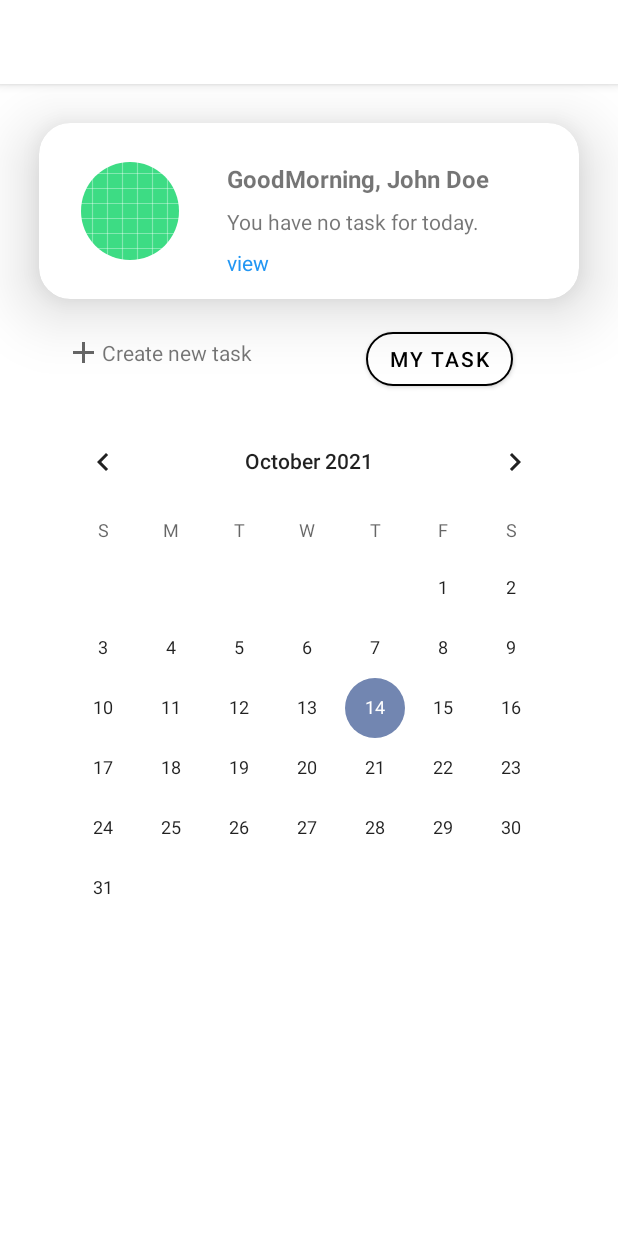
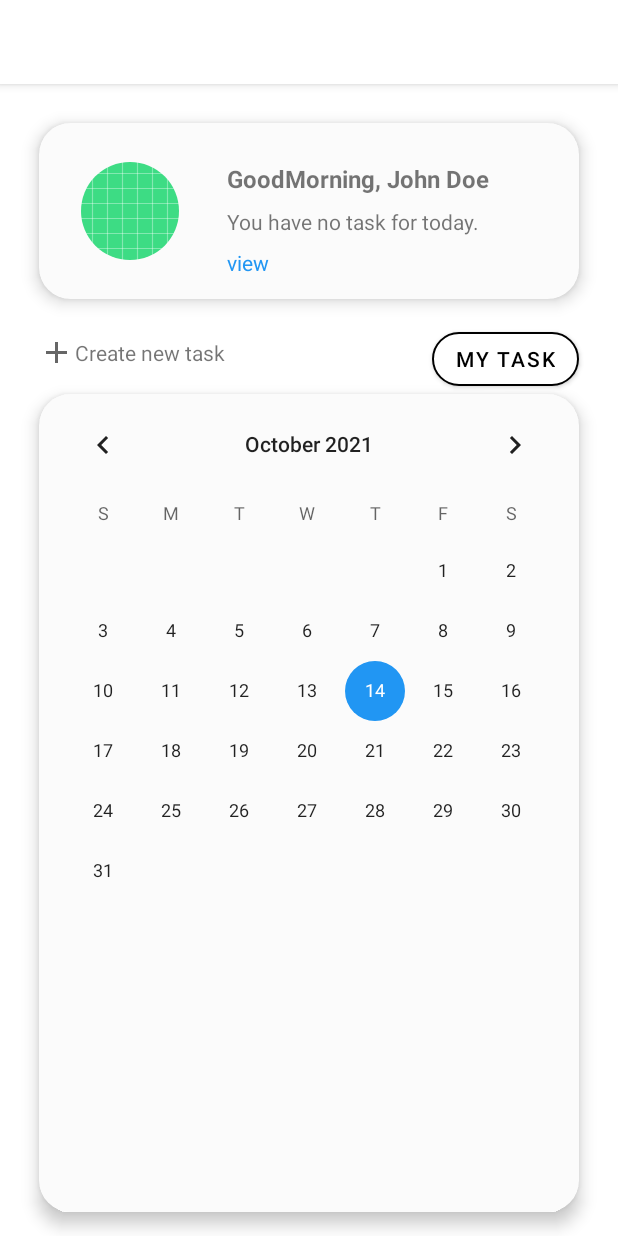
Before and after one commit to rsl081/Metask, an Android app: the fragment HomeFragment shown on its own in the app's theme, on a phone screen of 412 x 824 dp. Run offline under Robolectric (Android 15) with nearby library versions, the phone set to English and light mode, and no system bars; our stand-ins replace CircleImageView, Dagger/Hilt's generated code, sdp/ssp sizes; network calls fail; pictures from the network do not load; 2 statements that could not run were skipped.

Commit message:
picture and greeting fragment home done

```diff
--- a/app/src/main/java/com/s2dioapps/metask/data/api/LoginApi.kt
+++ b/app/src/main/java/com/s2dioapps/metask/data/api/LoginApi.kt
@@ -2,12 +2,16 @@ package com.s2dioapps.metask.data.api
 
 import com.s2dioapps.metask.data.model.login.LoginResponse
 import com.s2dioapps.metask.data.model.user.User
+import dagger.Module
+import dagger.Provides
 import retrofit2.Call
 import retrofit2.http.*
+import javax.inject.Inject
+import javax.inject.Singleton
 
 interface LoginApi : BaseApi {
 
     @GET("userinfo")
-    fun getUserInfo(): Call<User>
+    fun getUserInfo(): Call<User>?
 
 }
--- a/app/src/main/java/com/s2dioapps/metask/data/repository/BaseRepository.kt
+++ b/app/src/main/java/com/s2dioapps/metask/data/repository/BaseRepository.kt
@@ -8,9 +8,4 @@ abstract class BaseRepository(private val api: BaseApi) : SafeApiCall {
     suspend fun logout() = safeApiCall {
         api.logout()
     }
-
-
-
-
-
 }
--- /dev/null
+++ b/app/src/main/java/com/s2dioapps/metask/data/repository/LoginRepositoryImpl.kt
@@ -0,0 +1,29 @@
+package com.s2dioapps.metask.data.repository
+
+import androidx.lifecycle.MutableLiveData
+import com.s2dioapps.metask.data.api.LoginApi
+import com.s2dioapps.metask.data.model.user.User
+import com.s2dioapps.metask.data.network.RetrofitApiService
+import com.s2dioapps.metask.utils.Constant
+import okhttp3.ResponseBody
+import retrofit2.Call
+import javax.inject.Inject
+import javax.inject.Singleton
+
+
+class LoginRepositoryImpl @Inject constructor(): LoginApi{
+
+    override fun getUserInfo(): Call<User>? =
+        Constant.MSHAREDPREFERENCES.getString(Constant.TOKEN, "")?.let {
+            RetrofitApiService().getUserServiceHeader(
+                it
+            )
+        }?.getUserInfo()
+
+    override suspend fun logout(): ResponseBody {
+        TODO("Not yet implemented")
+    }
+
+}
+
+//fun getUserInfo() : Call<User>? = loginApi.getUserInfo()
--- a/app/src/main/java/com/s2dioapps/metask/di/AppModule.kt
+++ b/app/src/main/java/com/s2dioapps/metask/di/AppModule.kt
@@ -1,10 +1,13 @@
 package com.s2dioapps.metask.di
 
 import android.content.Context
+import com.s2dioapps.metask.data.api.LoginApi
+import com.s2dioapps.metask.data.repository.LoginRepositoryImpl
 import com.s2dioapps.metask.data.repository.UserPreferences
 import dagger.Module
 import dagger.Provides
 import dagger.hilt.InstallIn
+import dagger.hilt.android.components.FragmentComponent
 import dagger.hilt.android.qualifiers.ApplicationContext
 import dagger.hilt.components.SingletonComponent
 import javax.inject.Singleton
@@ -13,11 +16,10 @@ import javax.inject.Singleton
 @InstallIn(SingletonComponent::class)
 class AppModule {
 
-
     @Provides
     @Singleton
-    fun provideLocalRepository(@ApplicationContext context: Context): UserPreferences {
-        return UserPreferences(context)
+     fun provideLoginRepository(): LoginApi {
+        return LoginRepositoryImpl()
     }
 
 }
--- a/app/src/main/java/com/s2dioapps/metask/ui/component/home/view/HomeFragment.kt
+++ b/app/src/main/java/com/s2dioapps/metask/ui/component/home/view/HomeFragment.kt
@@ -10,22 +10,21 @@ import android.view.ViewGroup
 import android.widget.Toast
 import androidx.annotation.RequiresApi
 import androidx.fragment.app.Fragment
-import androidx.lifecycle.ViewModelProvider
-import androidx.lifecycle.lifecycleScope
+import androidx.fragment.app.viewModels
+import com.bumptech.glide.Glide
 import com.s2dioapps.metask.data.model.user.User
-import com.s2dioapps.metask.data.network.RetrofitApiService
 import com.s2dioapps.metask.databinding.FragmentHomeBinding
 import com.s2dioapps.metask.ui.component.createtask.view.CreateTaskActivity
 import com.s2dioapps.metask.ui.component.home.viewmodel.HomeViewModel
-import com.s2dioapps.metask.utils.Constant
-import kotlinx.coroutines.*
+import dagger.hilt.android.AndroidEntryPoint
 import retrofit2.Call
 import retrofit2.Callback
 import retrofit2.Response
 
-class HomeFragment : Fragment() {
+@AndroidEntryPoint
+class HomeFragment() : Fragment() {
 
-    private lateinit var homeViewModel: HomeViewModel
+    private val homeViewModel: HomeViewModel by viewModels()
     private var _binding: FragmentHomeBinding? = null
 
     // This property is only valid between onCreateView and
@@ -37,34 +36,36 @@ class HomeFragment : Fragment() {
         container: ViewGroup?,
         savedInstanceState: Bundle?
     ): View? {
-        homeViewModel =
-            ViewModelProvider(this).get(HomeViewModel::class.java)
+//        homeViewModel =
+//            ViewModelProvider(this).get(HomeViewModel::class.java)
 
         _binding = FragmentHomeBinding.inflate(inflater, container, false)
         val root: View = binding.root
 
-//        val textView: TextView = binding.textHome
-//        homeViewModel.text.observe(viewLifecycleOwner, Observer {
-//            textView.text = it
-//        })``
 
         binding.tvCreateNewtaskHome.setOnClickListener {
             startActivity(Intent(requireActivity(), CreateTaskActivity::class.java))
         }
 
-        homeViewModel.loginResponseCall()?.enqueue(object: Callback<User> {
+        homeViewModel.loginResponse()?.enqueue(object: Callback<User> {
             @RequiresApi(Build.VERSION_CODES.N)
             override fun onResponse(call: Call<User>, response: Response<User>) {
                 if(response.isSuccessful) {
 
-                    val token  = response.body()
+                    val nickname  = response.body()?.nickname
+                    val picture = response.body()?.picture
 
-                    if (token != null) {
-                        Log.i("names", token.toString())
+                    if (nickname != null) {
+                        binding.tvNameActivityDay.text = "Hello, $nickname"
                     }
 
-                    //val tokenResponseJsonString = Gson().toJson(tokenForSignin)
-
+                    if (picture != null) {
+                        Glide
+                            .with(requireActivity())
+                            .load(picture)
+                            .centerCrop()
+                            .into(binding.ivCircle)
+                    }
                 }else{
                     val rc =  response.code()
                     when(rc){
@@ -89,9 +90,6 @@ class HomeFragment : Fragment() {
         })
 
 
-
-
-
         return root
     }
 
--- a/app/src/main/java/com/s2dioapps/metask/ui/component/home/viewmodel/HomeViewModel.kt
+++ b/app/src/main/java/com/s2dioapps/metask/ui/component/home/viewmodel/HomeViewModel.kt
@@ -1,25 +1,18 @@
 package com.s2dioapps.metask.ui.component.home.viewmodel
 
-import androidx.lifecycle.LiveData
-import androidx.lifecycle.MutableLiveData
-import androidx.lifecycle.ViewModel
-import androidx.lifecycle.viewModelScope
+import androidx.lifecycle.*
 import com.s2dioapps.metask.data.api.LoginApi
 import com.s2dioapps.metask.data.model.user.User
 import com.s2dioapps.metask.data.network.RetrofitApiService
+import com.s2dioapps.metask.ui.component.home.viewmodel.HomeViewModel_Factory.create
 import com.s2dioapps.metask.utils.Constant
-import kotlinx.coroutines.launch
-import kotlinx.coroutines.runBlocking
+import dagger.hilt.android.lifecycle.HiltViewModel
 import retrofit2.Call
-import retrofit2.Retrofit
+import javax.inject.Inject
 
-class HomeViewModel : ViewModel() {
+@HiltViewModel
+class HomeViewModel @Inject constructor(private val loginApi: LoginApi) : ViewModel() {
 
-    fun loginResponseCall() : Call<User>? =
-      Constant.MSHAREDPREFERENCES.getString(Constant.TOKEN, "")?.let {
-          RetrofitApiService().getUserServiceHeader(
-            it
-          )
-      }?.getUserInfo()
-    //fun loginResponseCall(): String = RetrofitApiService.create(Constant.MSHAREDPREFERENCES.getString(Constant.TOKEN, "")
+    fun loginResponse(): Call<User>? = loginApi.getUserInfo()
+
 }
--- a/app/src/main/java/com/s2dioapps/metask/ui/component/main/viewmodel/MainViewModel.kt
+++ b/app/src/main/java/com/s2dioapps/metask/ui/component/main/viewmodel/MainViewModel.kt
@@ -1,8 +1,10 @@
 package com.s2dioapps.metask.ui.component.main.viewmodel
 
 import com.s2dioapps.metask.ui.base.viewmodel.BaseViewModel
+import dagger.hilt.android.lifecycle.HiltViewModel
+import javax.inject.Inject
 
-class MainViewModel() : BaseViewModel() {
+class MainViewModel: BaseViewModel() {
 
 //    fun getSaveToken(): String?{
 //        return userRepository.getSaveToken()
--- a/app/src/main/res/layout/activity_login.xml
+++ b/app/src/main/res/layout/activity_login.xml
@@ -1,5 +1,6 @@
 <?xml version="1.0" encoding="utf-8"?>
-<androidx.constraintlayout.widget.ConstraintLayout xmlns:android="http://schemas.android.com/apk/res/android"
+<androidx.constraintlayout.widget.ConstraintLayout
+    xmlns:android="http://schemas.android.com/apk/res/android"
     xmlns:app="http://schemas.android.com/apk/res-auto"
     xmlns:tools="http://schemas.android.com/tools"
     android:layout_width="match_parent"
--- a/app/src/main/res/layout/activity_main.xml
+++ b/app/src/main/res/layout/activity_main.xml
@@ -23,4 +23,5 @@
         android:fitsSystemWindows="true"
         app:headerLayout="@layout/nav_header_main"
         app:menu="@menu/activity_main_drawer" />
+
 </androidx.drawerlayout.widget.DrawerLayout>
--- a/app/src/main/res/layout/fragment_home.xml
+++ b/app/src/main/res/layout/fragment_home.xml
@@ -11,7 +11,8 @@
         android:layout_width="0dp"
         android:layout_height="@dimen/_90sdp"
         app:cardCornerRadius="@dimen/_16sdp"
-        app:cardElevation="@dimen/_20sdp"
+        app:cardElevation="@dimen/_5sdp"
+        android:backgroundTint="@color/white_smoke"
         app:layout_constraintEnd_toStartOf="@+id/guideline_right"
         app:layout_constraintStart_toStartOf="@+id/guideline_left"
         app:layout_constraintTop_toTopOf="@+id/guideline_top">
@@ -68,18 +69,28 @@
 
     </androidx.cardview.widget.CardView>
 
-    <!--Guidelines-->
-    <CalendarView
-        android:id="@+id/calendar_view"
+    <androidx.cardview.widget.CardView
+        android:id="@+id/cv_calendar"
         android:layout_width="0dp"
         android:layout_height="0dp"
-        android:visibility="visible"
+        app:cardCornerRadius="@dimen/_16sdp"
+        app:cardElevation="@dimen/_5sdp"
+        android:backgroundTint="@color/white_smoke"
         app:layout_constraintBottom_toTopOf="@+id/guideline_bottom"
         app:layout_constraintEnd_toStartOf="@+id/guideline_right"
-        app:layout_constraintHorizontal_bias="1.0"
         app:layout_constraintStart_toStartOf="@+id/guideline_left"
-        app:layout_constraintTop_toTopOf="@+id/guideline2" />
+        app:layout_constraintTop_toTopOf="@+id/guideline2">
 
+        <CalendarView
+            android:id="@+id/calendar_view"
+            android:layout_width="match_parent"
+            android:layout_height="match_parent"
+            android:visibility="visible" />
+
+    </androidx.cardview.widget.CardView>
+
+
+    <!--Guidelines-->
     <androidx.constraintlayout.widget.Guideline
         android:id="@+id/guideline_left"
         android:layout_width="wrap_content"
@@ -106,7 +117,7 @@
         android:layout_width="wrap_content"
         android:layout_height="wrap_content"
         android:orientation="horizontal"
-        app:layout_constraintGuide_end="@dimen/_20sdp" />
+        app:layout_constraintGuide_end="16dp" />
 
     <com.google.android.material.button.MaterialButton
         android:id="@+id/button"
@@ -114,28 +125,22 @@
         android:layout_height="wrap_content"
         android:layout_marginTop="16dp"
         android:text="My Task"
+        android:textColor="@color/black"
+        app:cornerRadius="@dimen/_15sdp"
+        app:layout_constraintEnd_toStartOf="@+id/guideline_right"
+        app:layout_constraintTop_toBottomOf="@+id/cv_greeting"
         app:strokeColor="@color/black"
-        app:strokeWidth="@dimen/_1sdp"
-        app:cornerRadius="@dimen/_15sdp"
-        android:textColor="@color/black"
-        app:layout_constraintEnd_toEndOf="parent"
-        app:layout_constraintEnd_toStartOf="@+id/guideline_right"
-        app:layout_constraintHorizontal_bias="0.5"
-        app:layout_constraintStart_toEndOf="@+id/tv_create_newtask_home"
-        app:layout_constraintTop_toBottomOf="@+id/cv_greeting" />
+        app:strokeWidth="@dimen/_1sdp" />
 
     <TextView
         android:id="@+id/tv_create_newtask_home"
         android:layout_width="wrap_content"
         android:layout_height="wrap_content"
         android:layout_marginTop="24dp"
-        android:layout_marginEnd="32dp"
         android:gravity="start|center_vertical"
         android:text="Create new task"
         app:drawableStartCompat="@drawable/mdi___plus"
-        app:layout_constraintEnd_toStartOf="@+id/button"
-        app:layout_constraintHorizontal_bias="0.5"
-        app:layout_constraintStart_toStartOf="parent"
+        app:layout_constraintStart_toStartOf="@+id/guideline_left"
         app:layout_constraintTop_toBottomOf="@+id/cv_greeting" />
 
     <androidx.constraintlayout.widget.Guideline
@@ -143,6 +148,6 @@
         android:layout_width="wrap_content"
         android:layout_height="wrap_content"
         android:orientation="horizontal"
-        app:layout_constraintGuide_begin="218dp" />
+        app:layout_constraintGuide_begin="207dp" />
 
 </androidx.constraintlayout.widget.ConstraintLayout>
--- a/app/src/main/res/layout/fragment_task_today.xml
+++ b/app/src/main/res/layout/fragment_task_today.xml
@@ -98,10 +98,11 @@
 
     <com.google.android.material.floatingactionbutton.FloatingActionButton
         android:id="@+id/floating_button_task_today"
-        android:layout_width="wrap_content"
+        android:layout_width="@dimen/_48sdp"
         android:layout_height="wrap_content"
         android:layout_gravity="bottom|end"
         android:layout_margin="@dimen/fab_margin"
+        app:backgroundTint="@color/white"
         android:layout_marginBottom="391dp"
         app:layout_constraintBottom_toBottomOf="parent"
         app:layout_constraintEnd_toEndOf="parent"
--- a/app/src/main/res/menu/activity_main_drawer.xml
+++ b/app/src/main/res/menu/activity_main_drawer.xml
@@ -18,4 +18,5 @@
             android:icon="@drawable/mdi___cog"
             android:title="@string/menu_settings" />
     </group>
+
 </menu>
--- a/app/src/main/res/menu/main.xml
+++ b/app/src/main/res/menu/main.xml
@@ -7,4 +7,3 @@
         android:title="@string/action_date"
         app:showAsAction="always" />
 </menu>
-<!--    android:id="@+id/action_settings"-->
--- a/app/src/main/res/values/colors.xml
+++ b/app/src/main/res/values/colors.xml
@@ -9,7 +9,7 @@
     <color name="dodger_blue">#2196F3</color>
     <color name="matterhorn">#535353</color>
     <color name="mariner">#4365AA</color>
-
+    <color name="white_smoke">#FBFBFB</color>
 
     <color name="black">#FF000000</color>
     <color name="white">#FFFFFFFF</color>
--- a/app/src/main/res/values/dimens.xml
+++ b/app/src/main/res/values/dimens.xml
@@ -8,7 +8,7 @@
 
     <!--SplashScreen-->
     <dimen name="title_text_size">@dimen/_50sdp</dimen>
+    <dimen name="gs_margin">@dimen/_25sdp</dimen>
 
 
-    <dimen name="gs_margin">@dimen/_25sdp</dimen>
 </resources>
--- a/app/src/main/res/values/themes.xml
+++ b/app/src/main/res/values/themes.xml
@@ -4,9 +4,9 @@
         <!-- Primary brand color. -->
         <item name="colorPrimary">@color/white</item>
         <item name="colorPrimaryVariant">@color/black</item>
-        <item name="colorOnPrimary">@color/mariner</item>
+        <item name="colorOnPrimary">@color/dodger_blue</item>
         <!-- Secondary brand color. -->
-        <item name="colorSecondary">@color/ship_cove</item>
+        <item name="colorSecondary">@color/dodger_blue</item>
         <item name="colorSecondaryVariant">@color/dodger_blue</item>
         <item name="colorOnSecondary">@color/black</item>
         <!-- Status bar color. -->
@@ -18,6 +18,8 @@
     <style name="Theme.Metask.NoActionBar">
         <item name="windowActionBar">false</item>
         <item name="windowNoTitle">true</item>
+        <item name="actionMenuTextColor">@color/matterhorn</item>
+        <item name="android:actionMenuTextColor">@color/matterhorn</item>
     </style>
 
     <style name="DrawerArrowStyle" parent="@style/Widget.AppCompat.DrawerArrowToggle">
@@ -28,4 +30,5 @@
     <style name="Theme.Metask.AppBarOverlay" parent="ThemeOverlay.AppCompat.Dark.ActionBar" />
 
     <style name="Theme.Metask.PopupOverlay" parent="ThemeOverlay.AppCompat.Light" />
+
 </resources>
```
Also changed, not shown: app/src/main/AndroidManifest.xml (+7 -2 lines), app/src/main/java/com/s2dioapps/metask/data/repository/UserRepository.kt (deleted, +0 -11 lines), app/src/main/java/com/s2dioapps/metask/ui/component/main/view/MainActivity.kt (+11 -24 lines), app/src/main/res/values/strings.xml (+5 -4 lines).
